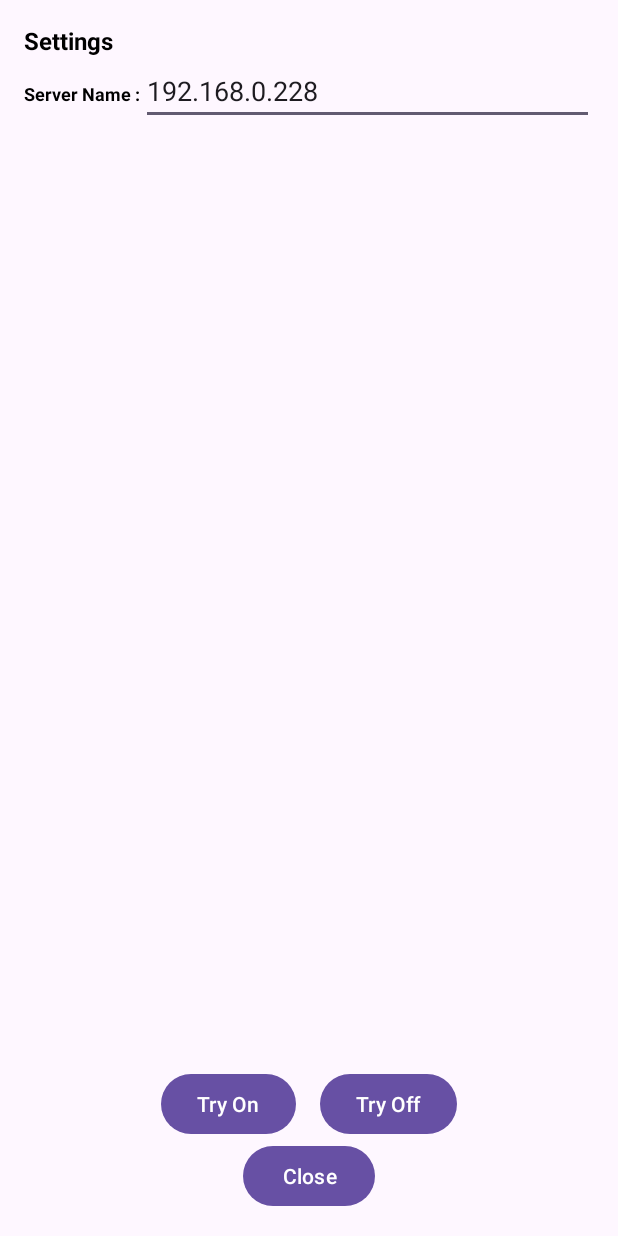
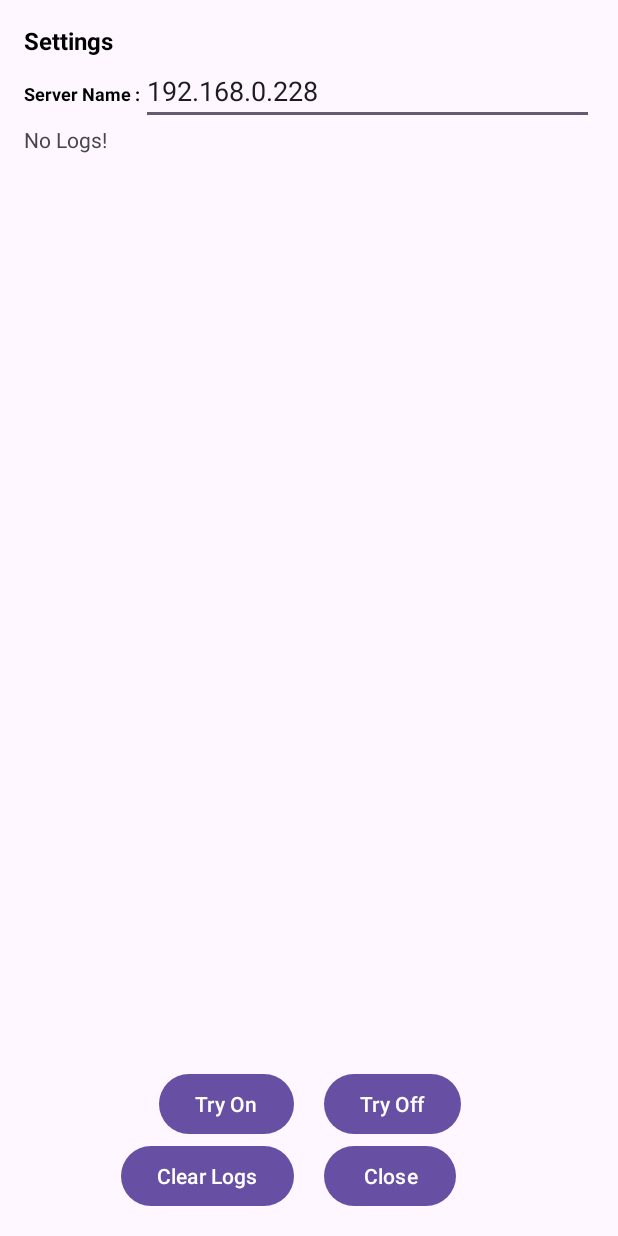
Before and after one commit to nmarsollier/batteryswitch, an Android app: the screen it shows after launch (SettingsActivity), on a phone screen of 412 x 824 dp. Run offline under Robolectric (Android 15) with nearby library versions, the light colour scheme and no system bars.

Commit message:
Fixes
Fixes

```diff
--- a/app/src/main/AndroidManifest.xml
+++ b/app/src/main/AndroidManifest.xml
@@ -6,6 +6,8 @@
     <uses-permission android:name="android.permission.SCHEDULE_EXACT_ALARM" />
     <uses-permission android:name="android.permission.INTERNET" />
     <uses-permission android:name="android.permission.WAKE_LOCK" />
+    <uses-permission android:name="android.permission.WRITE_EXTERNAL_STORAGE" />
+    <uses-permission android:name="android.permission.WRITE_INTERNAL_STORAGE" />
 
     <application
         android:allowBackup="true"
@@ -15,6 +17,7 @@
         android:supportsRtl="true"
         android:theme="@style/Theme.AppTheme"
         android:usesCleartextTraffic="true"
+        android:requestLegacyExternalStorage="true"
         tools:targetApi="31">
 
         <activity
--- a/app/src/main/java/com/nmarsollier/batteryswitch/api/RetrofitConfig.kt
+++ b/app/src/main/java/com/nmarsollier/batteryswitch/api/RetrofitConfig.kt
@@ -6,11 +6,11 @@ import retrofit2.Retrofit
 import retrofit2.converter.gson.GsonConverterFactory
 import java.util.logging.Logger
 
+private val logger: Logger = Logger.getLogger("OkHttp")
+
 class RetrofitConfig(
     serverName: String
 ) {
-    private val logger: Logger = Logger.getLogger("OkHttp")
-
     private val client = OkHttpClient.Builder()
         .addInterceptor(HttpLoggingInterceptor { message: String? ->
             logger.info(
--- a/app/src/main/java/com/nmarsollier/batteryswitch/settings/SettingsActivity.kt
+++ b/app/src/main/java/com/nmarsollier/batteryswitch/settings/SettingsActivity.kt
@@ -1,13 +1,24 @@
 package com.nmarsollier.batteryswitch.settings
 
+import android.Manifest
+import android.content.pm.PackageManager
 import android.os.Bundle
 import android.widget.Toast
 import androidx.appcompat.app.AppCompatActivity
+import androidx.core.app.ActivityCompat
+import androidx.core.content.ContextCompat
 import com.nmarsollier.batteryswitch.BatterySwitch
+import com.nmarsollier.batteryswitch.api.TasmotaApi
 import com.nmarsollier.batteryswitch.databinding.ActivitySettingsBinding
-import com.nmarsollier.batteryswitch.api.TasmotaApi
+import com.nmarsollier.batteryswitch.tools.appendToLogFile
+import com.nmarsollier.batteryswitch.tools.clearLogs
+import com.nmarsollier.batteryswitch.tools.debounce
+import com.nmarsollier.batteryswitch.tools.readLogs
 import kotlinx.coroutines.GlobalScope
 import kotlinx.coroutines.launch
+import java.util.logging.Logger
+
+private val logger: Logger = Logger.getLogger("SettingsActivity: ")
 
 class SettingsActivity : AppCompatActivity() {
     private val binding by lazy {
@@ -16,13 +27,20 @@ class SettingsActivity : AppCompatActivity() {
 
     override fun onCreate(savedInstanceState: Bundle?) {
         super.onCreate(savedInstanceState)
+        requestPermissions()
         initializeViews()
         setContentView(binding.root)
+    }
+
+    override fun onResume() {
+        super.onResume()
+        refreshLogs()
     }
 
     private fun initializeViews() {
         val props = SettingsProperties(this)
         binding.serverName.setText(props.serverName)
+        refreshLogs()
 
         binding.close.setOnClickListener {
             save(props)
@@ -30,27 +48,67 @@ class SettingsActivity : AppCompatActivity() {
         }
 
         binding.tryOn.setOnClickListener {
-            GlobalScope.launch {
-                try {
-                    save(props)
+            try {
+                save(props)
+                GlobalScope.launch {
+                    appendToLogFile("manually turned on")
                     TasmotaApi(this@SettingsActivity).switchOn()
-                    BatterySwitch.updateAllWidgets(applicationContext)
-                } catch (e: Exception) {
-                    Toast.makeText(applicationContext, e.message, Toast.LENGTH_LONG).show()
+                    refreshLogs()
+                    binding.logs.post {
+                        BatterySwitch.updateAllWidgets(applicationContext)
+                    }
                 }
+            } catch (e: Exception) {
+                logger.severe(e.message)
+                Toast.makeText(applicationContext, e.message, Toast.LENGTH_LONG).show()
             }
         }
 
         binding.tryOff.setOnClickListener {
-            GlobalScope.launch {
-                try {
-                    save(props)
+            try {
+                save(props)
+                GlobalScope.launch {
+                    appendToLogFile("manually turned off")
                     TasmotaApi(this@SettingsActivity).switchOff()
-                    BatterySwitch.updateAllWidgets(applicationContext)
-                } catch (e: Exception) {
-                    Toast.makeText(applicationContext, e.message, Toast.LENGTH_LONG).show()
+                    refreshLogs()
+                    binding.logs.post {
+                        BatterySwitch.updateAllWidgets(applicationContext)
+                    }
                 }
+            } catch (e: Exception) {
+                logger.severe(e.message)
+                Toast.makeText(applicationContext, e.message, Toast.LENGTH_LONG).show()
             }
+        }
+
+        binding.clear.setOnClickListener {
+            try {
+                GlobalScope.launch {
+                    clearLogs()
+                    refreshLogs()
+                }
+            } catch (e: Exception) {
+                logger.severe(e.message)
+                Toast.makeText(applicationContext, e.message, Toast.LENGTH_LONG).show()
+            }
+        }
+    }
+
+    private fun requestPermissions() {
+        logger.info("requestPermissions")
+        if (ContextCompat.checkSelfPermission(
+                this,
+                Manifest.permission.WRITE_EXTERNAL_STORAGE
+            )
+            != PackageManager.PERMISSION_GRANTED
+        ) {
+            logger.info("requesting permission")
+
+            ActivityCompat.requestPermissions(
+                this, arrayOf(
+                    Manifest.permission.WRITE_EXTERNAL_STORAGE
+                ), 1001
+            )
         }
     }
 
@@ -58,4 +116,22 @@ class SettingsActivity : AppCompatActivity() {
         props.serverName = binding.serverName.text.toString()
         props.save()
     }
+
+    private val refreshLogs = debounce {
+        binding.logs.post { binding.logs.text = readLogs() }
+    }
+
+    override fun onRequestPermissionsResult(
+        requestCode: Int,
+        permissions: Array<out String>,
+        grantResults: IntArray
+    ) {
+        super.onRequestPermissionsResult(requestCode, permissions, grantResults)
+
+        try {
+            refreshLogs()
+        } catch (e: Exception) {
+            logger.severe(e.message)
+        }
+    }
 }
--- a/app/src/main/java/com/nmarsollier/batteryswitch/settings/SettingsProperties.kt
+++ b/app/src/main/java/com/nmarsollier/batteryswitch/settings/SettingsProperties.kt
@@ -2,15 +2,14 @@ package com.nmarsollier.batteryswitch.settings
 
 import android.content.Context
 import java.io.FileInputStream
-import java.io.FileNotFoundException
 import java.io.FileOutputStream
 import java.util.*
 import java.util.logging.Level
 import java.util.logging.Logger
 
+private val logger: Logger = Logger.getLogger("SettingsProperties")
+
 class SettingsProperties(context: Context) {
-    private val logger: Logger = Logger.getLogger("SettingsProperties")
-
     private val fileName = "${context.filesDir}/settings.properties"
 
     var serverName: String = "192.168.0.228"
@@ -21,7 +20,9 @@ class SettingsProperties(context: Context) {
                 Properties().apply { load(it) }
             }
             serverName = props.getProperty("serverName", serverName)
-        } catch (e: FileNotFoundException) {
+        } catch (err: Error) {
+            logger.log(Level.SEVERE, " init ", e)
+        } catch (e: Exception) {
             logger.log(Level.SEVERE, " init ", e)
         }
     }
@@ -34,7 +35,7 @@ class SettingsProperties(context: Context) {
         FileOutputStream(fileName).use {
             props.store(it, "")
         }
-    } catch (e: FileNotFoundException) {
+    } catch (e: Exception) {
         logger.log(Level.SEVERE, " save ", e)
     }
 }
--- /dev/null
+++ b/app/src/main/java/com/nmarsollier/batteryswitch/tools/Debounced.kt
@@ -0,0 +1,98 @@
+package com.nmarsollier.batteryswitch.tools
+
+import android.os.CountDownTimer
+import android.os.Handler
+import android.os.Looper
+import java.util.concurrent.atomic.AtomicBoolean
+
+private const val DEFAULT_DEBOUNCE: Long = 500
+
+/**
+ * Debounce a function call.
+ * This will call the function after or before an interval, calls inside the interval
+ * window are ignored.
+ *
+ * Usage: Create field
+ *
+ * val debouncedFunction = debounce {
+ *      //do something
+ * }
+ *
+ * Call the method like normal function debouncedFunction();
+ *
+ * @param strategy defines if the method should execute and wait, or wait then execute
+ */
+fun debounce(
+    strategy: DebounceStrategy = DebounceStrategy.WAIT_RUN,
+    interval: Long = DEFAULT_DEBOUNCE,
+    process: () -> Unit
+): DebouncedCall {
+    return DebouncedCall(strategy, interval, process)
+}
+
+/**
+ * Debounce strategy :
+ *
+ * RUN_WAIT: Run first time called and ignore sequent calls in the time window
+ * WAIT_RUN: Receives calls in the time window, and call the last
+ * BOTH: Run at the first call, wait the window, and it it was called again the the
+ *       time frame, then call the function again at the end.
+ */
+enum class DebounceStrategy {
+    RUN_WAIT, WAIT_RUN, BOTH
+}
+
+/**
+ * Not need to create and instance directly of this class, use the function.
+ */
+class DebouncedCall(
+    private val strategy: DebounceStrategy = DebounceStrategy.WAIT_RUN,
+    private val interval: Long = DEFAULT_DEBOUNCE,
+    private val process: () -> Unit
+) {
+    private var debounceTimer: CountDownTimer? = null
+    private var isExecuting = AtomicBoolean(false)
+    private var calledWhileExecuting = false
+    private var runAfterInit = false
+
+    init {
+        Handler(Looper.getMainLooper()).post {
+            debounceTimer = object : CountDownTimer(interval, interval) {
+                override fun onTick(millisUntilFinished: Long) {
+                    System.out.println("internal")
+                }
+
+                override fun onFinish() {
+                    isExecuting.set(false)
+
+                    if (strategy == DebounceStrategy.WAIT_RUN) {
+                        process()
+                    }
+                    if (strategy == DebounceStrategy.BOTH && calledWhileExecuting) {
+                        process()
+                    }
+                }
+            }
+            if (runAfterInit) {
+                runAfterInit = false
+                invoke()
+            }
+        }
+    }
+
+    operator fun invoke() {
+        val timer = debounceTimer ?: let {
+            runAfterInit = true
+            return
+        }
+        if (isExecuting.compareAndSet(false, true)) {
+            calledWhileExecuting = false
+            if (strategy == DebounceStrategy.RUN_WAIT || strategy == DebounceStrategy.BOTH) {
+                process()
+            }
+            timer.start()
+        } else {
+            calledWhileExecuting = true
+        }
+    }
+}
--- a/app/src/main/res/layout/activity_settings.xml
+++ b/app/src/main/res/layout/activity_settings.xml
@@ -40,38 +40,81 @@
             android:layout_alignParentEnd="true"
             android:layout_toEndOf="@id/server_name_label" />
 
-        <LinearLayout
+        <ScrollView
             android:layout_width="wrap_content"
             android:layout_height="wrap_content"
-            android:layout_above="@id/close"
-            android:layout_centerHorizontal="true"
-            android:orientation="horizontal">
+            android:layout_above="@+id/buttons"
+            android:layout_below="@+id/server_name"
+            android:layout_alignParentStart="true"
+            android:layout_alignParentEnd="true">
+
+            <TextView
+                android:id="@+id/logs"
+                android:layout_width="match_parent"
+                android:layout_height="wrap_content" />
+        </ScrollView>
+
+        <RelativeLayout
+            android:id="@+id/buttons"
+            android:layout_width="wrap_content"
+            android:layout_height="wrap_content"
+            android:layout_above="@id/buttons2"
+            android:layout_alignParentStart="true"
+            android:layout_alignParentEnd="true">
 
             <Button
                 android:id="@+id/try_on"
                 android:layout_width="wrap_content"
                 android:layout_height="wrap_content"
-                android:layout_marginEnd="8dp"
+                android:layout_toLeftOf="@id/separator1"
                 android:text="@string/try_on"
                 android:textAllCaps="false" />
+
+            <View
+                android:id="@+id/separator1"
+                android:layout_width="20dp"
+                android:layout_height="1dp"
+                android:layout_centerHorizontal="true" />
 
             <Button
                 android:id="@+id/try_off"
                 android:layout_width="wrap_content"
                 android:layout_height="wrap_content"
-                android:layout_marginStart="8dp"
+                android:layout_toRightOf="@id/separator1"
                 android:text="@string/try_off"
                 android:textAllCaps="false" />
-        </LinearLayout>
+        </RelativeLayout>
 
-
-        <Button
-            android:id="@+id/close"
+        <RelativeLayout
+            android:id="@+id/buttons2"
             android:layout_width="wrap_content"
             android:layout_height="wrap_content"
-            android:layout_alignParentBottom="true"
-            android:layout_centerHorizontal="true"
-            android:text="@string/close"
-            android:textAllCaps="false" />
+            android:layout_alignParentStart="true"
+            android:layout_alignParentEnd="true"
+            android:layout_alignParentBottom="true">
+
+            <Button
+                android:id="@+id/clear"
+                android:layout_width="wrap_content"
+                android:layout_height="wrap_content"
+                android:layout_toLeftOf="@id/separator2"
+                android:text="@string/clear_logs"
+                android:textAllCaps="false" />
+
+            <View
+                android:id="@+id/separator2"
+                android:layout_width="20dp"
+                android:layout_height="1dp"
+                android:layout_centerHorizontal="true" />
+
+            <Button
+                android:id="@+id/close"
+                android:layout_width="wrap_content"
+                android:layout_height="wrap_content"
+                android:layout_toRightOf="@id/separator2"
+                android:text="@string/close"
+                android:textAllCaps="false" />
+
+        </RelativeLayout>
     </RelativeLayout>
 </ScrollView>
--- a/app/src/main/res/values/strings.xml
+++ b/app/src/main/res/values/strings.xml
@@ -8,4 +8,5 @@
     <string name="try_on">Try On</string>
     <string name="try_off">Try Off</string>
     <string name="close">Close</string>
+    <string name="clear_logs">Clear Logs</string>
 </resources>
```
Also changed, not shown: app/src/main/java/com/nmarsollier/batteryswitch/BatterySwitch.kt (+12 -30 lines), app/src/main/java/com/nmarsollier/batteryswitch/api/DebouncedTasmota.kt (added, +54 -0 lines), app/src/main/java/com/nmarsollier/batteryswitch/tools/FileLog.kt (added, +65 -0 lines).
